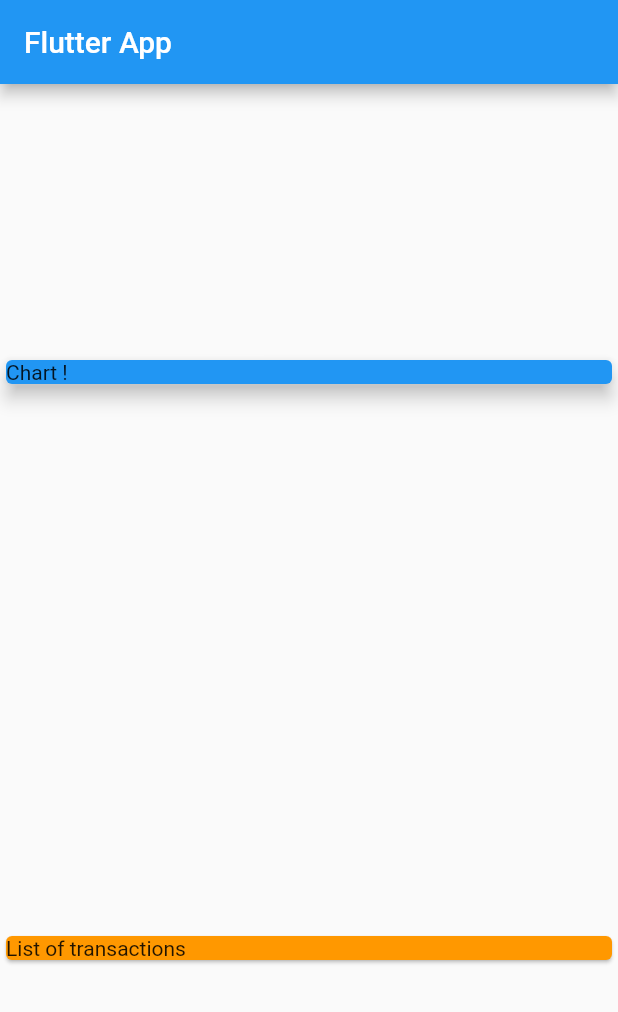
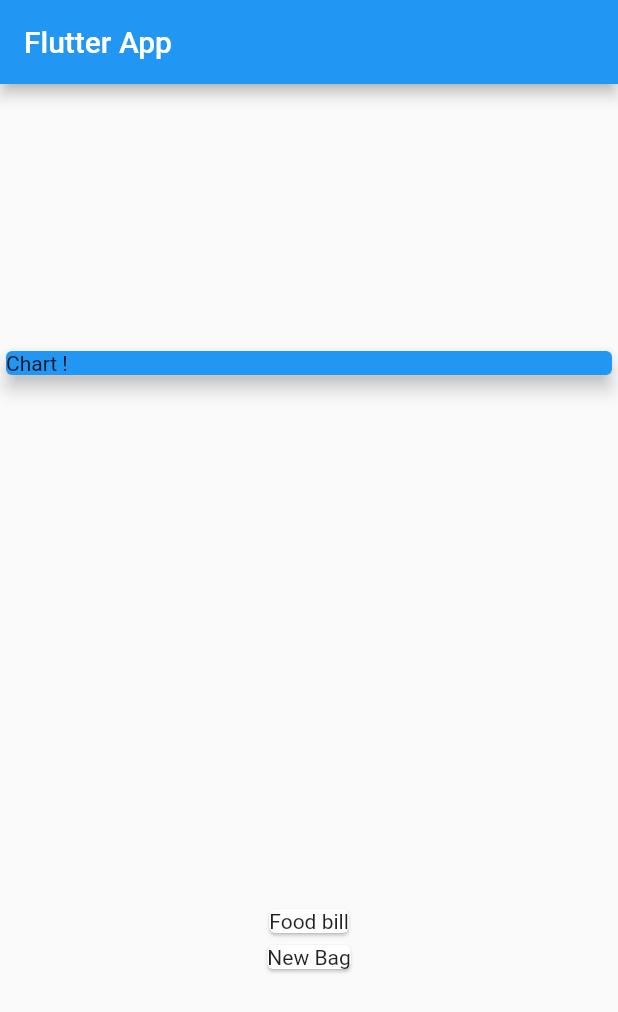
Before and after one commit to bhavikvashi1804/Expense-manager, a Flutter app: the screen it shows after launch, on a phone screen of 412 x 824 dp. Shown: the top 1012 px of the screen. Run offline on Flutter 3.47's test engine with Material 2 defaults, Android fonts, the phone set to English and light mode, and no system bars.

Commit message:
Display dummy transaction

```diff
--- a/lib/main.dart
+++ b/lib/main.dart
@@ -1,4 +1,6 @@
 import 'package:flutter/material.dart';
+
+import './transaction.dart';
 
 void main() => runApp(MyApp());
 
@@ -13,6 +15,12 @@ class MyApp extends StatelessWidget {
 }
 
 class MyHomePage extends StatelessWidget {
+
+  final List<Transaction> _transaction=[
+    Transaction(id: 't001',title: 'Food bill',amount: 500.46,date: DateTime.now()),
+    Transaction(id: 't002',title: 'New Bag',amount: 1000.46,date: DateTime.now()),
+  ];
+
   @override
   Widget build(BuildContext context) {
     return Scaffold(
@@ -32,9 +40,15 @@ class MyHomePage extends StatelessWidget {
             elevation: 5.0,
 
           ),
-          Card(
-            color: Colors.orange,
-            child: Text('List of transactions'),
+          Column(
+            children: _transaction.map(
+              (transaction){
+                return Card(
+                  child: Text(transaction.title),
+                );
+
+              }
+            ).toList(),
           ),
 
         ],
--- /dev/null
+++ b/lib/transaction.dart
@@ -0,0 +1,16 @@
+import 'package:flutter/material.dart';
+class Transaction{
+
+  final String id;
+  final String title;
+  final double amount;
+  final DateTime date;
+
+  Transaction({
+    @required this.id,
+    @required this.title,
+    @required this.amount,
+    @required this.date}
+  );
+
+}
```
